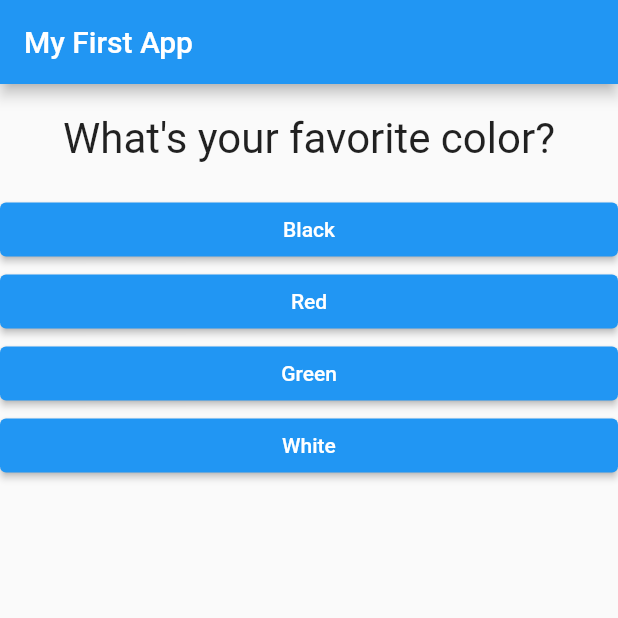
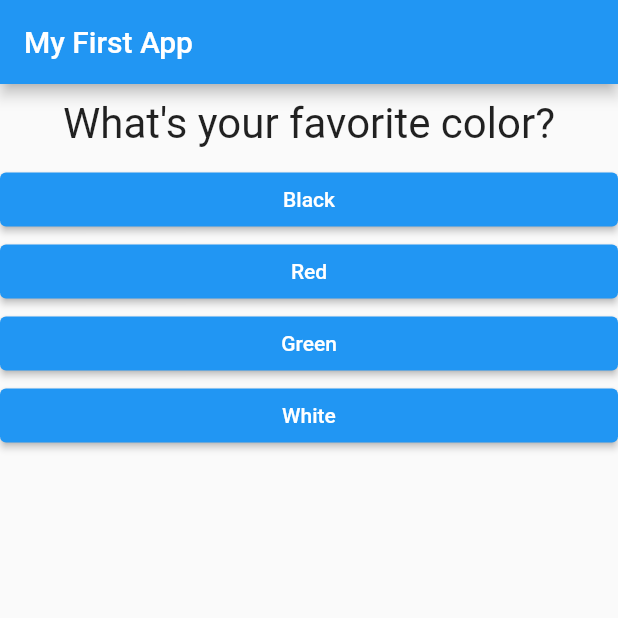
Before and after one commit to Natasa02/flutter_complete_guide, a Flutter app: the screen it shows after launch, on a phone screen of 412 x 824 dp, the top half of it. Run offline on Flutter 3.47's test engine with Material 2 defaults, Android fonts, the phone set to English and light mode, and no system bars.

Commit message:
da li ovo radi

```diff
--- a/lib/question.dart
+++ b/lib/question.dart
@@ -9,7 +9,7 @@ class Question extends StatelessWidget {
   Widget build(BuildContext context) {
     return Container(
       width: double.infinity,
-      margin: EdgeInsets.all(20),
+      margin: EdgeInsets.all(10),
       child: Text(
         questionText,
         style: TextStyle(fontSize: 28),
```
